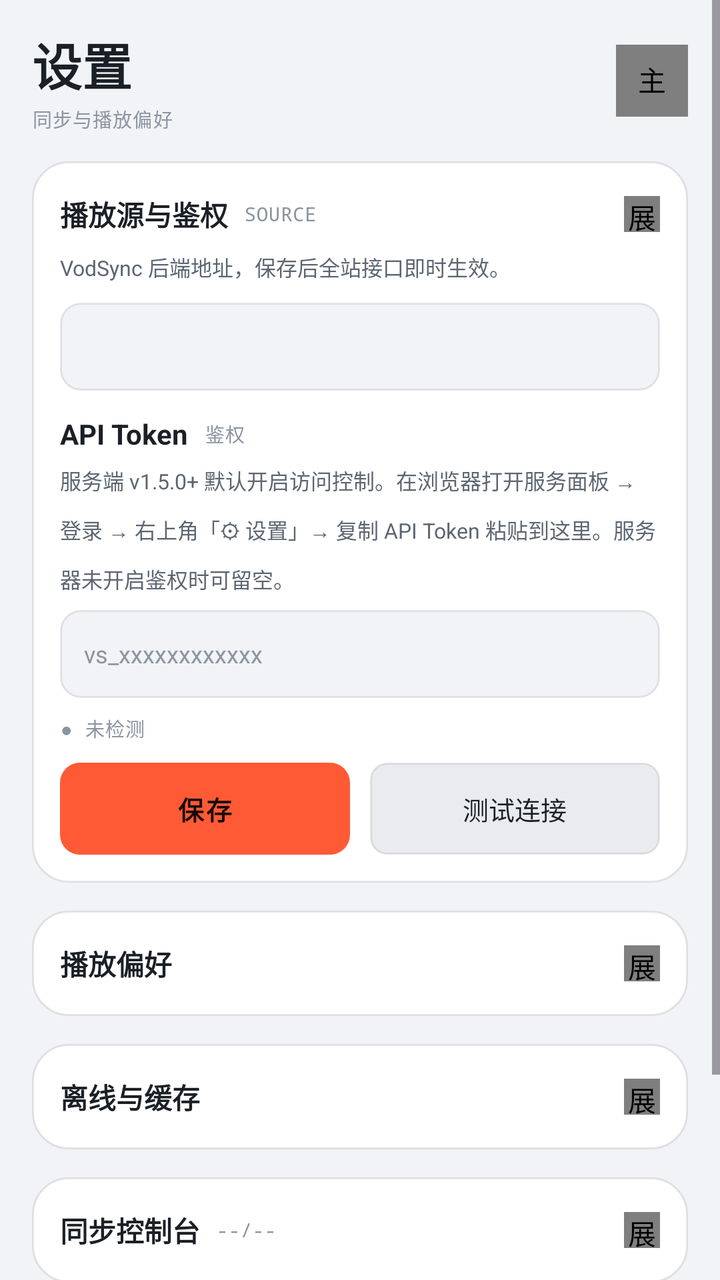
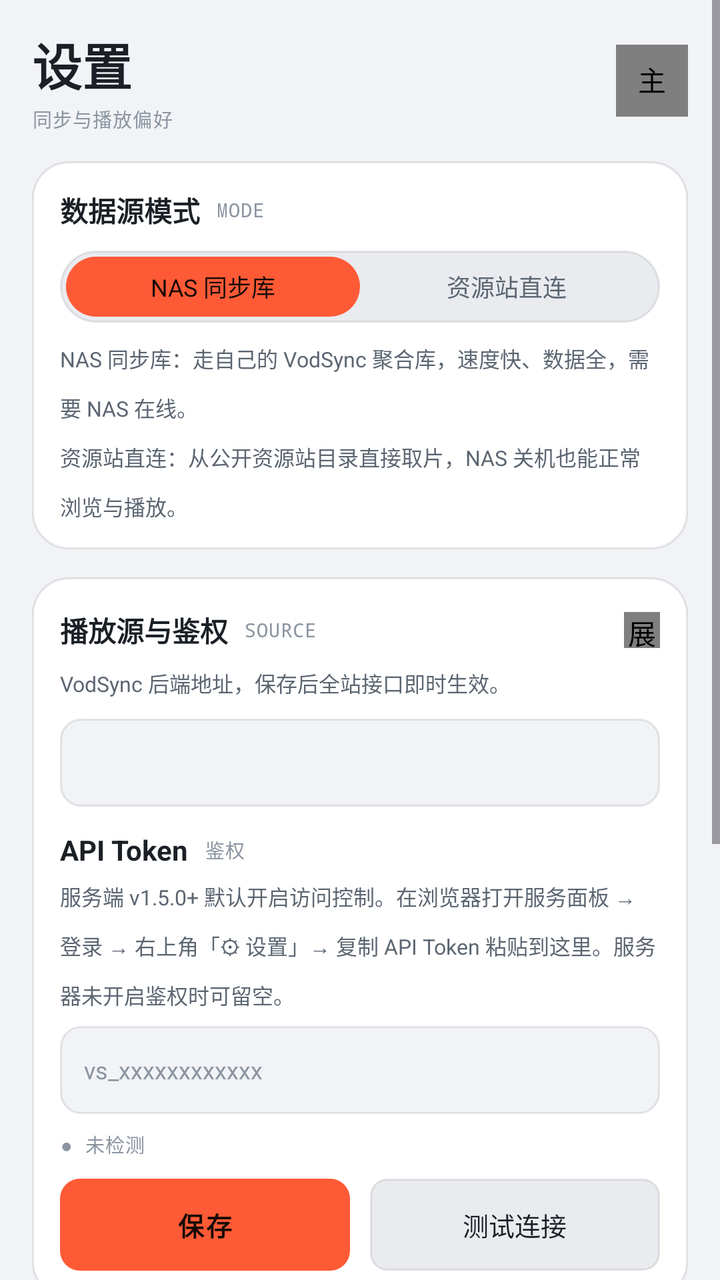

Before-and-after screenshots of an Android layout around one commit, followed by the original layout XML and the change that was made.
<!-- AndroidManifest.xml: application theme Theme.LateShow -->
<!-- res/layout/fragment_settings.xml -->
<?xml version="1.0" encoding="utf-8"?>
<ScrollView xmlns:android="http://schemas.android.com/apk/res/android"
    xmlns:app="http://schemas.android.com/apk/res-auto"
    android:layout_width="match_parent"
    android:layout_height="match_parent"
    android:fillViewport="true">

    <LinearLayout
        android:layout_width="match_parent"
        android:layout_height="wrap_content"
        android:orientation="vertical"
        android:paddingLeft="16dp"
        android:paddingRight="16dp"
        android:paddingBottom="24dp">

        
        <LinearLayout
            android:layout_width="match_parent"
            android:layout_height="wrap_content"
            android:orientation="horizontal"
            android:gravity="center_vertical"
            android:paddingTop="14dp">

            <LinearLayout
                android:layout_width="0dp"
                android:layout_height="wrap_content"
                android:layout_weight="1"
                android:orientation="vertical">

                <TextView
                    android:layout_width="wrap_content"
                    android:layout_height="wrap_content"
                    android:text="设置"
                    android:textSize="25sp"
                    android:textStyle="bold"
                    android:textColor="@color/t1" />

                <TextView
                    style="@style/MetaLabel"
                    android:layout_width="wrap_content"
                    android:layout_height="wrap_content"
                    android:layout_marginTop="2dp"
                    android:text="同步与播放偏好" />
            </LinearLayout>

            <com.airbnb.lottie.LottieAnimationView
                android:id="@+id/btnTheme"
                android:layout_width="36dp"
                android:layout_height="36dp"
                android:padding="7dp"
                android:background="@drawable/bg_circle"
                android:tag="ic_theme"
                android:contentDescription="主题" />
        </LinearLayout>

        
        <LinearLayout
            style="@style/SettingsCard"
            android:orientation="vertical">

            <LinearLayout
                android:id="@+id/hdrSource"
                android:layout_width="match_parent"
                android:layout_height="wrap_content"
                android:orientation="horizontal"
                android:gravity="center_vertical"
                android:paddingTop="2dp"
                android:paddingBottom="2dp"
                android:background="@null">

                <TextView style="@style/SectionTitle" android:layout_width="wrap_content" android:layout_height="wrap_content" android:text="播放源与鉴权" />

                <TextView
                    style="@style/MetaLabel"
                    android:layout_width="wrap_content"
                    android:layout_height="wrap_content"
                    android:layout_marginLeft="8dp"
                    android:text="SOURCE" />

                <Space android:layout_width="0dp" android:layout_height="1dp" android:layout_weight="1" />

                <com.airbnb.lottie.LottieAnimationView
                    android:id="@+id/arSource"
                    android:layout_width="18dp"
                    android:layout_height="18dp"
                    android:tag="ic_chevron_down"
                    app:tint="@color/t3"
                    android:contentDescription="展开" />
            </LinearLayout>

            <LinearLayout
                android:id="@+id/panelSource"
                android:layout_width="match_parent"
                android:layout_height="wrap_content"
                android:orientation="vertical">

                <TextView
                    android:layout_width="match_parent"
                    android:layout_height="wrap_content"
                    android:layout_marginTop="6dp"
                    android:text="VodSync 后端地址，保存后全站接口即时生效。"
                    android:textSize="10.5sp"
                    android:textColor="@color/t2"
                    android:lineSpacingMultiplier="1.6" />

                <EditText
                    android:id="@+id/inputBaseUrl"
                    android:layout_width="match_parent"
                    android:layout_height="44dp"
                    android:layout_marginTop="10dp"
                    android:paddingLeft="12dp"
                    android:paddingRight="12dp"
                    android:background="@drawable/bg_field"
                    android:textSize="12sp"
                    android:textColor="@color/t1"
                    android:inputType="textUri"
                    android:maxLines="1" />

                <LinearLayout
                    android:layout_width="match_parent"
                    android:layout_height="wrap_content"
                    android:layout_marginTop="12dp"
                    android:orientation="horizontal"
                    android:gravity="center_vertical">

                    <TextView style="@style/SectionTitle" android:layout_width="wrap_content" android:layout_height="wrap_content" android:text="API Token" />

                    <TextView
                        style="@style/MetaLabel"
                        android:layout_width="wrap_content"
                        android:layout_height="wrap_content"
                        android:layout_marginLeft="8dp"
                        android:text="鉴权" />
                </LinearLayout>

                <TextView
                    android:layout_width="match_parent"
                    android:layout_height="wrap_content"
                    android:layout_marginTop="6dp"
                    android:text="服务端 v1.5.0+ 默认开启访问控制。在浏览器打开服务面板 → 登录 → 右上角「⚙ 设置」→ 复制 API Token 粘贴到这里。服务器未开启鉴权时可留空。"
                    android:textSize="10.5sp"
                    android:textColor="@color/t2"
                    android:lineSpacingMultiplier="1.6" />

                <EditText
                    android:id="@+id/inputToken"
                    android:layout_width="match_parent"
                    android:layout_height="44dp"
                    android:layout_marginTop="8dp"
                    android:paddingLeft="12dp"
                    android:paddingRight="12dp"
                    android:background="@drawable/bg_field"
                    android:hint="vs_xxxxxxxxxxxx"
                    android:textSize="12sp"
                    android:textColor="@color/t1"
                    android:textColorHint="@color/t3"
                    android:inputType="textVisiblePassword"
                    android:maxLines="1" />

                <TextView
                    android:id="@+id/srcStatus"
                    style="@style/MetaLabel"
                    android:layout_width="match_parent"
                    android:layout_height="wrap_content"
                    android:layout_marginTop="8dp"
                    android:text="● 未检测" />

                <LinearLayout
                    android:layout_width="match_parent"
                    android:layout_height="wrap_content"
                    android:layout_marginTop="10dp"
                    android:orientation="horizontal">

                    <TextView
                        android:id="@+id/btnSave"
                        android:layout_width="0dp"
                        android:layout_weight="1"
                        android:layout_height="46dp"
                        android:gravity="center"
                        android:background="@drawable/bg_btn_main"
                        android:text="保存"
                        android:textSize="13sp"
                        android:textStyle="bold"
                        android:textColor="@color/accInk"
                        android:letterSpacing="0.08" />

                    <TextView
                        android:id="@+id/btnTest"
                        android:layout_width="0dp"
                        android:layout_weight="1"
                        android:layout_height="46dp"
                        android:layout_marginLeft="10dp"
                        android:gravity="center"
                        android:background="@drawable/bg_smbtn"
                        android:text="测试连接"
                        android:textSize="13sp"
                        android:textColor="@color/t1" />
                </LinearLayout>
            </LinearLayout>
        </LinearLayout>

        
        <LinearLayout
            style="@style/SettingsCard"
            android:orientation="vertical">

            <LinearLayout
                android:id="@+id/hdrPlay"
                android:layout_width="match_parent"
                android:layout_height="wrap_content"
                android:orientation="horizontal"
                android:gravity="center_vertical"
                android:paddingTop="2dp"
                android:paddingBottom="2dp"
                android:background="@null">

                <TextView style="@style/SectionTitle" android:layout_width="wrap_content" android:layout_height="wrap_content" android:text="播放偏好" />

                <Space android:layout_width="0dp" android:layout_height="1dp" android:layout_weight="1" />

                <com.airbnb.lottie.LottieAnimationView
                    android:id="@+id/arPlay"
                    android:layout_width="18dp"
                    android:layout_height="18dp"
                    android:tag="ic_chevron_down"
                    app:tint="@color/t3"
                    android:contentDescription="展开" />
            </LinearLayout>

            <LinearLayout
                android:id="@+id/panelPlay"
                android:layout_width="match_parent"
                android:layout_height="wrap_content"
                android:orientation="vertical"
                android:visibility="gone">

                <TextView
                    android:layout_width="match_parent"
                    android:layout_height="wrap_content"
                    android:layout_marginTop="6dp"
                    android:text="跳过片头：新视频从设定的秒数开始播放（用于跳过片头广告）；跳过片尾：播放到结尾前设定的秒数时自动结束。填 0 表示不跳过，改动即时生效。"
                    android:textSize="10.5sp"
                    android:textColor="@color/t2"
                    android:lineSpacingMultiplier="1.6" />

                <LinearLayout
                    android:layout_width="match_parent"
                    android:layout_height="wrap_content"
                    android:layout_marginTop="8dp"
                    android:orientation="horizontal">

                    <EditText
                        android:id="@+id/inputSkipIntro"
                        android:layout_width="0dp"
                        android:layout_weight="1"
                        android:layout_height="44dp"
                        android:paddingLeft="12dp"
                        android:paddingRight="12dp"
                        android:background="@drawable/bg_field"
                        android:hint="跳过片头（秒）"
                        android:textSize="12sp"
                        android:textColor="@color/t1"
                        android:textColorHint="@color/t3"
                        android:inputType="number"
                        android:maxLength="3"
                        android:maxLines="1" />

                    <EditText
                        android:id="@+id/inputSkipEnding"
                        android:layout_width="0dp"
                        android:layout_weight="1"
                        android:layout_height="44dp"
                        android:layout_marginLeft="10dp"
                        android:paddingLeft="12dp"
                        android:paddingRight="12dp"
                        android:background="@drawable/bg_field"
                        android:hint="跳过片尾（秒）"
                        android:textSize="12sp"
                        android:textColor="@color/t1"
                        android:textColorHint="@color/t3"
                        android:inputType="number"
                        android:maxLength="3"
                        android:maxLines="1" />
                </LinearLayout>
            </LinearLayout>
        </LinearLayout>

        
        <LinearLayout
            style="@style/SettingsCard"
            android:orientation="vertical">

            <LinearLayout
                android:id="@+id/hdrCache"
                android:layout_width="match_parent"
                android:layout_height="wrap_content"
                android:orientation="horizontal"
                android:gravity="center_vertical"
                android:paddingTop="2dp"
                android:paddingBottom="2dp"
                android:background="@null">

                <TextView style="@style/SectionTitle" android:layout_width="wrap_content" android:layout_height="wrap_content" android:text="离线与缓存" />

                <Space android:layout_width="0dp" android:layout_height="1dp" android:layout_weight="1" />

                <com.airbnb.lottie.LottieAnimationView
                    android:id="@+id/arCache"
                    android:layout_width="18dp"
                    android:layout_height="18dp"
                    android:tag="ic_chevron_down"
                    app:tint="@color/t3"
                    android:contentDescription="展开" />
            </LinearLayout>

            <LinearLayout
                android:id="@+id/panelCache"
                android:layout_width="match_parent"
                android:layout_height="wrap_content"
                android:orientation="vertical"
                android:visibility="gone">

                <TextView
                    android:id="@+id/tvCacheInfo"
                    android:layout_width="match_parent"
                    android:layout_height="wrap_content"
                    android:layout_marginTop="8dp"
                    android:text="统计中…"
                    android:textSize="11sp"
                    android:textColor="@color/t2"
                    android:lineSpacingMultiplier="1.5" />

                <TextView
                    android:id="@+id/btnClearCache"
                    android:layout_width="match_parent"
                    android:layout_height="42dp"
                    android:layout_marginTop="10dp"
                    android:gravity="center"
                    android:background="@drawable/bg_smbtn"
                    android:text="清除首页 / 分类 / 源站缓存"
                    android:textSize="12sp"
                    android:textColor="@color/t1" />
            </LinearLayout>
        </LinearLayout>

        
        <LinearLayout
            style="@style/SettingsCard"
            android:orientation="vertical">

            <LinearLayout
                android:id="@+id/hdrSync"
                android:layout_width="match_parent"
                android:layout_height="wrap_content"
                android:orientation="horizontal"
                android:gravity="center_vertical"
                android:paddingTop="2dp"
                android:paddingBottom="2dp"
                android:background="@null">

                <TextView style="@style/SectionTitle" android:layout_width="wrap_content" android:layout_height="wrap_content" android:text="同步控制台" />

                <TextView
                    android:id="@+id/autoCount"
                    style="@style/MetaLabel"
                    android:layout_width="wrap_content"
                    android:layout_height="wrap_content"
                    android:layout_marginLeft="8dp"
                    android:text="--/--" />

                <Space android:layout_width="0dp" android:layout_height="1dp" android:layout_weight="1" />

                <com.airbnb.lottie.LottieAnimationView
                    android:id="@+id/arSync"
                    android:layout_width="18dp"
                    android:layout_height="18dp"
                    android:tag="ic_chevron_down"
                    app:tint="@color/t3"
                    android:contentDescription="展开" />
            </LinearLayout>

            <LinearLayout
                android:id="@+id/panelSync"
                android:layout_width="match_parent"
                android:layout_height="wrap_content"
                android:orientation="vertical"
                android:visibility="gone">

                
                <LinearLayout
                    android:id="@+id/statsGrid"
                    android:layout_width="match_parent"
                    android:layout_height="wrap_content"
                    android:layout_marginTop="10dp"
                    android:orientation="vertical" />

                
                <LinearLayout
                    android:layout_width="match_parent"
                    android:layout_height="wrap_content"
                    android:layout_marginTop="10dp"
                    android:orientation="horizontal">

                    <TextView
                        android:id="@+id/btnSyncAll"
                        android:layout_width="0dp" android:layout_weight="1" android:layout_height="40dp"
                        android:gravity="center"
                        android:background="@drawable/bg_btn_main"
                        android:text="全站增量同步"
                        android:textSize="12sp"
                        android:textStyle="bold"
                        android:textColor="@color/accInk" />

                    <TextView
                        android:id="@+id/btnRefresh"
                        style="@style/OpBtn" android:text="刷新源站列表" android:layout_marginLeft="8dp" />
                </LinearLayout>

                <LinearLayout
                    android:layout_width="match_parent"
                    android:layout_height="wrap_content"
                    android:layout_marginTop="8dp"
                    android:orientation="horizontal">

                    <TextView
                        android:id="@+id/btnFullSync"
                        style="@style/OpBtn" android:text="全站全量同步" />

                    <TextView
                        android:id="@+id/btnRecount"
                        style="@style/OpBtn" android:text="条数校准" android:layout_marginLeft="8dp" />
                </LinearLayout>

                <TextView
                    android:layout_width="match_parent"
                    android:layout_height="wrap_content"
                    android:layout_marginTop="8dp"
                    android:text="全量同步仅建议数据异常时使用，耗时较长且会重跑全部页码。"
                    android:textSize="10.5sp"
                    android:textColor="@color/warn"
                    android:lineSpacingMultiplier="1.6" />

                
                <TextView style="@style/SectionTitle" android:layout_width="wrap_content" android:layout_height="wrap_content" android:layout_marginTop="14dp" android:text="同步暂停" />

                <TextView
                    android:id="@+id/pauseWarn"
                    android:layout_width="match_parent"
                    android:layout_height="wrap_content"
                    android:layout_marginTop="8dp"
                    android:padding="10dp"
                    android:background="@color/warnSoft"
                    android:textSize="10.5sp"
                    android:textColor="@color/warn"
                    android:lineSpacingMultiplier="1.6"
                    android:visibility="gone" />

                <LinearLayout
                    android:id="@+id/pauseRows"
                    android:layout_width="match_parent"
                    android:layout_height="wrap_content"
                    android:layout_marginTop="4dp"
                    android:orientation="vertical" />

                
                <TextView style="@style/SectionTitle" android:layout_width="wrap_content" android:layout_height="wrap_content" android:layout_marginTop="14dp" android:text="源站同步状态" />

                
                <LinearLayout
                    android:layout_width="match_parent"
                    android:layout_height="wrap_content"
                    android:layout_marginTop="8dp"
                    android:orientation="horizontal"
                    android:gravity="center_vertical">

                    <CheckBox
                        android:id="@+id/chkAll"
                        android:layout_width="wrap_content"
                        android:layout_height="wrap_content"
                        android:text="全选"
                        android:textSize="11sp"
                        android:textColor="@color/t2" />

                    <Space android:layout_width="0dp" android:layout_height="1dp" android:layout_weight="1" />

                    <TextView android:id="@+id/btnAllOn" style="@style/Smbtn" android:text="全部开启" />
                    <TextView android:id="@+id/btnAllOff" style="@style/Smbtn" android:layout_marginLeft="6dp" android:text="全部暂停" />
                </LinearLayout>

                <LinearLayout
                    android:layout_width="match_parent"
                    android:layout_height="wrap_content"
                    android:layout_marginTop="6dp"
                    android:orientation="horizontal"
                    android:gravity="center_vertical">

                    <TextView
                        android:id="@+id/selCount"
                        style="@style/MetaLabel"
                        android:layout_width="0dp"
                        android:layout_weight="1"
                        android:layout_height="wrap_content"
                        android:text="未选择源站" />

                    <TextView android:id="@+id/btnSelOn" style="@style/Smbtn" android:text="开启所选" />
                    <TextView android:id="@+id/btnSelOff" style="@style/Smbtn" android:layout_marginLeft="6dp" android:text="暂停所选" />
                </LinearLayout>

                <androidx.recyclerview.widget.RecyclerView
                    android:id="@+id/srcList"
                    android:layout_width="match_parent"
                    android:layout_height="wrap_content"
                    android:nestedScrollingEnabled="false"
                    android:layout_marginTop="4dp" />

                
                <TextView style="@style/SectionTitle" android:layout_width="wrap_content" android:layout_height="wrap_content" android:layout_marginTop="14dp" android:text="最近同步日志" />

                <androidx.recyclerview.widget.RecyclerView
                    android:id="@+id/logList"
                    android:layout_width="match_parent"
                    android:layout_height="wrap_content"
                    android:nestedScrollingEnabled="false"
                    android:layout_marginTop="6dp" />
            </LinearLayout>
        </LinearLayout>

        
        <LinearLayout
            style="@style/SettingsCard"
            android:orientation="vertical">

            <LinearLayout
                android:id="@+id/hdrApp"
                android:layout_width="match_parent"
                android:layout_height="wrap_content"
                android:orientation="horizontal"
                android:gravity="center_vertical"
                android:paddingTop="2dp"
                android:paddingBottom="2dp"
                android:background="@null">

                <TextView style="@style/SectionTitle" android:layout_width="0dp" android:layout_weight="1" android:layout_height="wrap_content" android:text="应用更新" />

                <TextView
                    android:id="@+id/tvVersion"
                    style="@style/MetaLabel"
                    android:layout_width="wrap_content"
                    android:layout_height="wrap_content"
                    android:layout_marginRight="8dp"
                    android:text="v--" />

                <com.airbnb.lottie.LottieAnimationView
                    android:id="@+id/arApp"
                    android:layout_width="18dp"
                    android:layout_height="18dp"
                    android:tag="ic_chevron_down"
                    app:tint="@color/t3"
                    android:contentDescription="展开" />
            </LinearLayout>

            <LinearLayout
                android:id="@+id/panelApp"
                android:layout_width="match_parent"
                android:layout_height="wrap_content"
                android:orientation="vertical"
                android:visibility="gone">

                <TextView
                    android:id="@+id/tvUpdateHint"
                    android:layout_width="match_parent"
                    android:layout_height="wrap_content"
                    android:layout_marginTop="6dp"
                    android:text="读取 GitHub Release 最新版本，可直接下载安装。"
                    android:textSize="10.5sp"
                    android:textColor="@color/t2"
                    android:lineSpacingMultiplier="1.6" />

                <LinearLayout
                    android:layout_width="match_parent"
                    android:layout_height="wrap_content"
                    android:layout_marginTop="10dp"
                    android:orientation="horizontal">

                    <TextView
                        android:id="@+id/btnCheckUpdate"
                        android:layout_width="0dp"
                        android:layout_weight="1"
                        android:layout_height="40dp"
                        android:gravity="center"
                        android:background="@drawable/bg_btn_main"
                        android:text="检查更新"
                        android:textSize="12sp"
                        android:textStyle="bold"
                        android:textColor="@color/accInk" />

                    <TextView
                        android:id="@+id/btnReleasePage"
                        style="@style/OpBtn"
                        android:layout_marginLeft="8dp"
                        android:text="发布历史" />
                </LinearLayout>
            </LinearLayout>
        </LinearLayout>

        <TextView
            style="@style/MetaLabel"
            android:layout_width="match_parent"
            android:layout_height="wrap_content"
            android:gravity="center"
            android:layout_marginTop="16dp"
            android:text="夜场 LATE SHOW · 开源影视聚合客户端" />
    </LinearLayout>
</ScrollView>
<!-- resources referenced by this layout -->
<resources>
  <color name="accInk">#170A05</color>
  <color name="t1">#1B2026</color>
  <color name="t2">#5C6672</color>
  <color name="t3">#8B95A1</color>
  <color name="warn">#B97A1E</color>
  <color name="warnSoft">#1AE8A33D</color>
  <!-- drawable bg_btn_main (drawable) -->
  <?xml version="1.0" encoding="utf-8"?>
  <shape xmlns:android="http://schemas.android.com/apk/res/android" android:shape="rectangle">
      <solid android:color="@color/acc" />
      <corners android:radius="10dp" />
  </shape>
  <!-- drawable bg_circle (drawable) -->
  <?xml version="1.0" encoding="utf-8"?>
  <shape xmlns:android="http://schemas.android.com/apk/res/android" android:shape="oval">
      <solid android:color="@color/ink700" />
      <stroke android:width="1dp" android:color="@color/line" />
  </shape>
  <!-- drawable bg_field (drawable) -->
  <?xml version="1.0" encoding="utf-8"?>
  <shape xmlns:android="http://schemas.android.com/apk/res/android" android:shape="rectangle">
      <solid android:color="@color/ink900" />
      <stroke android:width="1dp" android:color="@color/line" />
      <corners android:radius="10dp" />
  </shape>
  <!-- drawable bg_smbtn (drawable) -->
  <?xml version="1.0" encoding="utf-8"?>
  <shape xmlns:android="http://schemas.android.com/apk/res/android" android:shape="rectangle">
      <solid android:color="@color/ink700" />
      <stroke android:width="1dp" android:color="@color/line" />
      <corners android:radius="8dp" />
  </shape>
  <style name="MetaLabel" parent="Mono">
          <item name="android:textSize">9.5sp</item>
          <item name="android:textColor">@color/t3</item>
          <item name="android:textAllCaps">true</item>
      </style>
  <style name="SectionTitle">
          <item name="android:layout_width">wrap_content</item>
          <item name="android:layout_height">wrap_content</item>
          <item name="android:textSize">14sp</item>
          <item name="android:textStyle">bold</item>
          <item name="android:textColor">@color/t1</item>
      </style>
  <style name="SettingsCard">
          <item name="android:layout_width">match_parent</item>
          <item name="android:layout_height">wrap_content</item>
          <item name="android:layout_marginTop">14dp</item>
          <item name="android:padding">14dp</item>
          <item name="android:background">@drawable/bg_card_lg</item>
          <item name="android:orientation">vertical</item>
      </style>
  <color name="acc">#FF5A36</color>
  <color name="ink700">#E9EBEF</color>
  <color name="line">#1A12181F</color>
  <color name="ink900">#F2F3F6</color>
  <style name="Mono">
          <item name="android:fontFamily">monospace</item>
          <item name="android:fontFeatureSettings">tnum</item>
          <item name="android:letterSpacing">0.04</item>
      </style>
  <!-- drawable bg_card_lg (drawable) -->
  <?xml version="1.0" encoding="utf-8"?>
  <shape xmlns:android="http://schemas.android.com/apk/res/android" android:shape="rectangle">
      <solid android:color="@color/ink800" />
      <stroke android:width="1dp" android:color="@color/line" />
      <corners android:radius="18dp" />
  </shape>
  <color name="ink800">#FFFFFF</color>
  <!-- unchanged entries left out for length: 3 -->
</resources>

<!-- the commit's change to res/layout/fragment_settings.xml (unified diff, before → after) -->
@@ -51,6 +51,72 @@
                 android:background="@drawable/bg_circle"
                 android:tag="ic_theme"
                 android:contentDescription="主题" />
+        </LinearLayout>
+
+        
+        <LinearLayout
+            style="@style/SettingsCard"
+            android:orientation="vertical">
+
+            <LinearLayout
+                android:layout_width="match_parent"
+                android:layout_height="wrap_content"
+                android:orientation="horizontal"
+                android:gravity="center_vertical">
+
+                <TextView style="@style/SectionTitle" android:layout_width="wrap_content" android:layout_height="wrap_content" android:text="数据源模式" />
+
+                <TextView style="@style/MetaLabel" android:layout_width="wrap_content" android:layout_height="wrap_content" android:layout_marginLeft="8dp" android:text="MODE" />
+
+                <Space android:layout_width="0dp" android:layout_height="1dp" android:layout_weight="1" />
+
+                <TextView
+                    android:id="@+id/tvModeState"
+                    style="@style/MetaLabel"
+                    android:layout_width="wrap_content"
+                    android:layout_height="wrap_content"
+                    android:text="" />
+            </LinearLayout>
+
+            <LinearLayout
+                android:layout_width="match_parent"
+                android:layout_height="wrap_content"
+                android:layout_marginTop="10dp"
+                android:orientation="horizontal"
+                android:background="@drawable/bg_capsule"
+                android:padding="3dp">
+
+                <TextView
+                    android:id="@+id/segModeSync"
+                    android:layout_width="0dp"
+                    android:layout_weight="1"
+                    android:layout_height="30dp"
+                    android:gravity="center"
+                    android:text="NAS 同步库"
+                    android:textSize="12sp"
+                    android:textColor="@color/accInk"
+                    android:background="@drawable/bg_seg_on" />
+
+                <TextView
+                    android:id="@+id/segModeStatic"
+                    android:layout_width="0dp"
+                    android:layout_weight="1"
+                    android:layout_height="30dp"
+                    android:gravity="center"
+                    android:text="资源站直连"
+                    android:textSize="12sp"
+                    android:textColor="@color/t2" />
+            </LinearLayout>
+
+            <TextView
+                android:id="@+id/tvModeDesc"
+                android:layout_width="match_parent"
+                android:layout_height="wrap_content"
+                android:layout_marginTop="10dp"
+                android:textSize="10.5sp"
+                android:textColor="@color/t2"
+                android:lineSpacingMultiplier="1.6"
+                android:text="NAS 同步库：走自己的 VodSync 聚合库，速度快、数据全，需要 NAS 在线。\n资源站直连：从公开资源站目录直接取片，NAS 关机也能正常浏览与播放。" />
         </LinearLayout>
 
         
@@ -345,6 +411,7 @@
 
         
         <LinearLayout
+            android:id="@+id/cardSync"
             style="@style/SettingsCard"
             android:orientation="vertical">
 
<!-- resource entries referenced after the edit -->
@@ -12,6 +12,13 @@
       <solid android:color="@color/acc" />
       <corners android:radius="10dp" />
   </shape>
+  <!-- drawable bg_capsule (drawable) -->
+  <?xml version="1.0" encoding="utf-8"?>
+  <shape xmlns:android="http://schemas.android.com/apk/res/android" android:shape="rectangle">
+      <solid android:color="@color/ink700" />
+      <stroke android:width="1dp" android:color="@color/line" />
+      <corners android:radius="999dp" />
+  </shape>
   <!-- drawable bg_circle (drawable) -->
   <?xml version="1.0" encoding="utf-8"?>
   <shape xmlns:android="http://schemas.android.com/apk/res/android" android:shape="oval">
@@ -24,6 +31,12 @@
       <solid android:color="@color/ink900" />
       <stroke android:width="1dp" android:color="@color/line" />
       <corners android:radius="10dp" />
+  </shape>
+  <!-- drawable bg_seg_on (drawable) -->
+  <?xml version="1.0" encoding="utf-8"?>
+  <shape xmlns:android="http://schemas.android.com/apk/res/android" android:shape="rectangle">
+      <solid android:color="@color/acc" />
+      <corners android:radius="999dp" />
   </shape>
   <!-- drawable bg_smbtn (drawable) -->
   <?xml version="1.0" encoding="utf-8"?>
